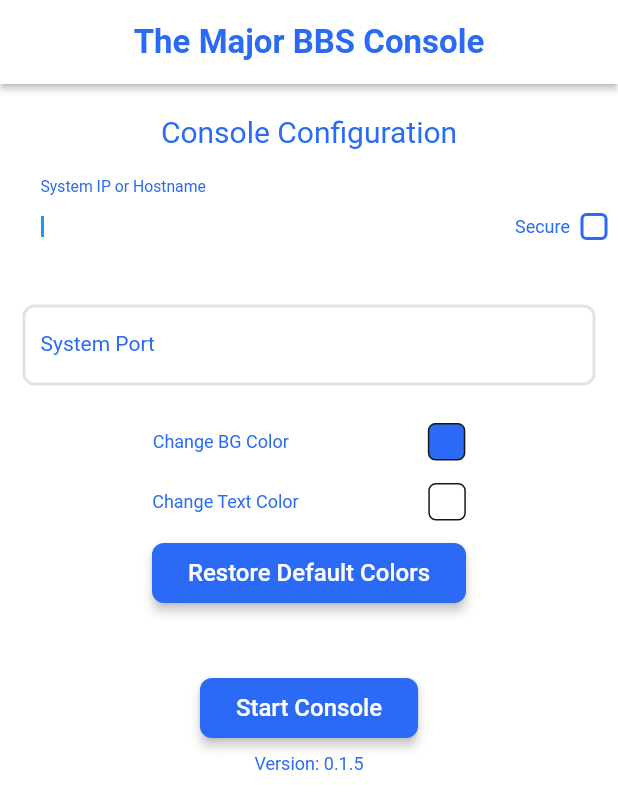
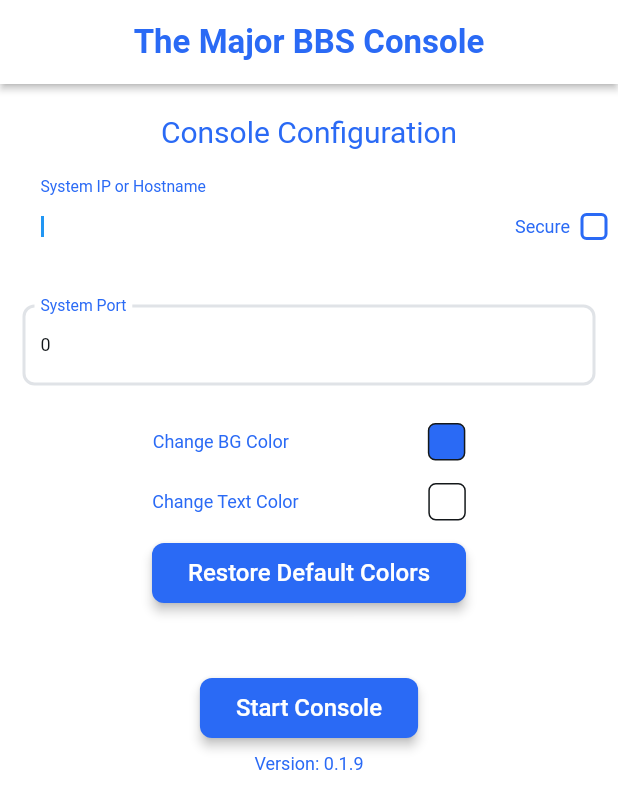
Before and after one commit to TheMajorBBS/MBBS-Console, a Flutter app: the screen it shows after launch, on a phone screen of 412 x 824 dp. Shown: the top 809 px of the screen. Run offline on Flutter 3.47's test engine with Material 3 defaults, Android fonts, the phone set to English and light mode, and no system bars; drawn by our look-alikes of auto_size_text; our stand-ins replace font_awesome_flutter, from_css_color, go_router, google_fonts, page_transition, shared_preferences and 1 more; missing offline and left inert: flutterflow_colorpicker, json_path; Roboto replaces fonts that are missing (Courier Prime, Readex Pro).

Commit message:
bug fixes and debug commands

```diff
--- a/lib/app_state.dart
+++ b/lib/app_state.dart
@@ -83,7 +83,7 @@ class FFAppState extends ChangeNotifier {
 
   late SharedPreferences prefs;
 
-  String _version = '0.1.5';
+  String _version = '0.1.9';
   String get version => _version;
   set version(String value) {
     _version = value;
@@ -141,7 +141,7 @@ class FFAppState extends ChangeNotifier {
     ChannelStruct.fromSerializableMap(jsonDecode(
         '{\"channel\":\"0\",\"msg\":\"idle\",\"character\":\"-\",\"code\":\"0\"}')),
     ChannelStruct.fromSerializableMap(jsonDecode(
-        '{\"channel\":\"1\",\"msg\":\"idel\",\"character\":\"-\",\"code\":\"0\"}')),
+        '{\"channel\":\"1\",\"msg\":\"idle\",\"character\":\"-\",\"code\":\"0\"}')),
     ChannelStruct.fromSerializableMap(jsonDecode(
         '{\"channel\":\"2\",\"msg\":\"idle\",\"character\":\"-\",\"code\":\"0\"}')),
     ChannelStruct.fromSerializableMap(jsonDecode(
--- a/lib/pages/home_page/home_page_widget.dart
+++ b/lib/pages/home_page/home_page_widget.dart
@@ -32,13 +32,18 @@ class _HomePageWidgetState extends State<HomePageWidget> {
         FFAppState().currentTxt = FFAppState().defaultTxt;
         FFAppState().firstLoad = false;
         setState(() {});
+      } else {
+        FFAppState().firstLoad = false;
+        setState(() {});
       }
     });
 
-    _model.textController1 ??= TextEditingController();
+    _model.textController1 ??=
+        TextEditingController(text: FFAppState().systemIP);
     _model.textFieldFocusNode1 ??= FocusNode();
 
-    _model.textController2 ??= TextEditingController();
+    _model.textController2 ??=
+        TextEditingController(text: FFAppState().systemPort.toString());
     _model.textFieldFocusNode2 ??= FocusNode();
 
     WidgetsBinding.instance.addPostFrameCallback((_) => setState(() {}));
```
Also changed, not shown: lib/custom_code/widgets/web_socket_conn.dart (+16 -3 lines), lib/flutter_flow/flutter_flow_util.dart (+9 -2 lines), lib/pages/console/console_widget.dart (+16 -13 lines), 3 other files.
